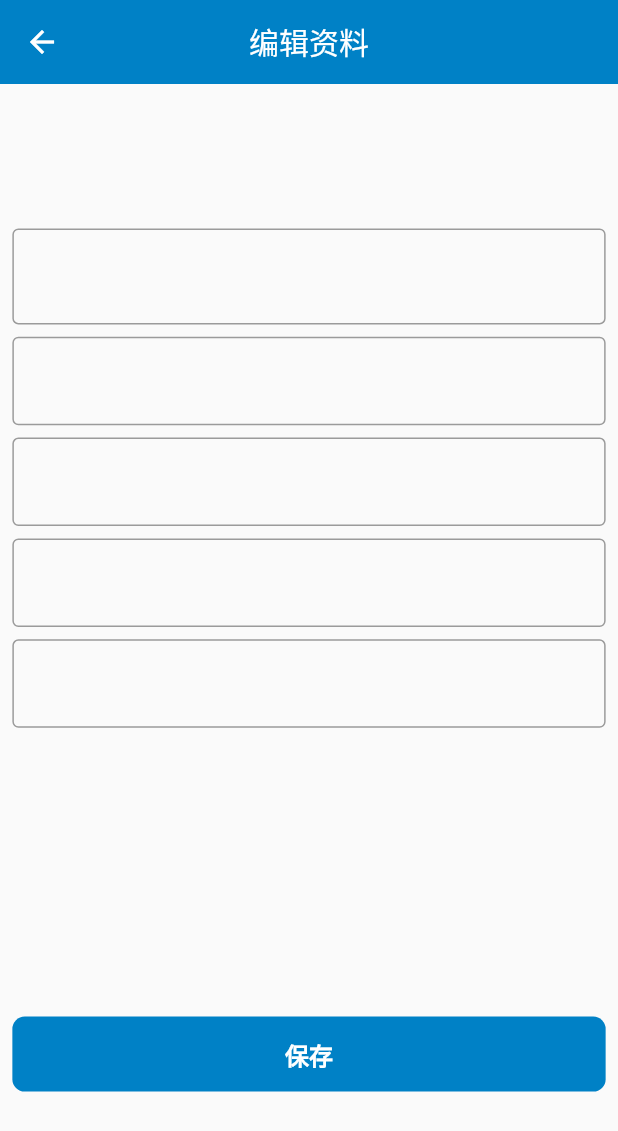
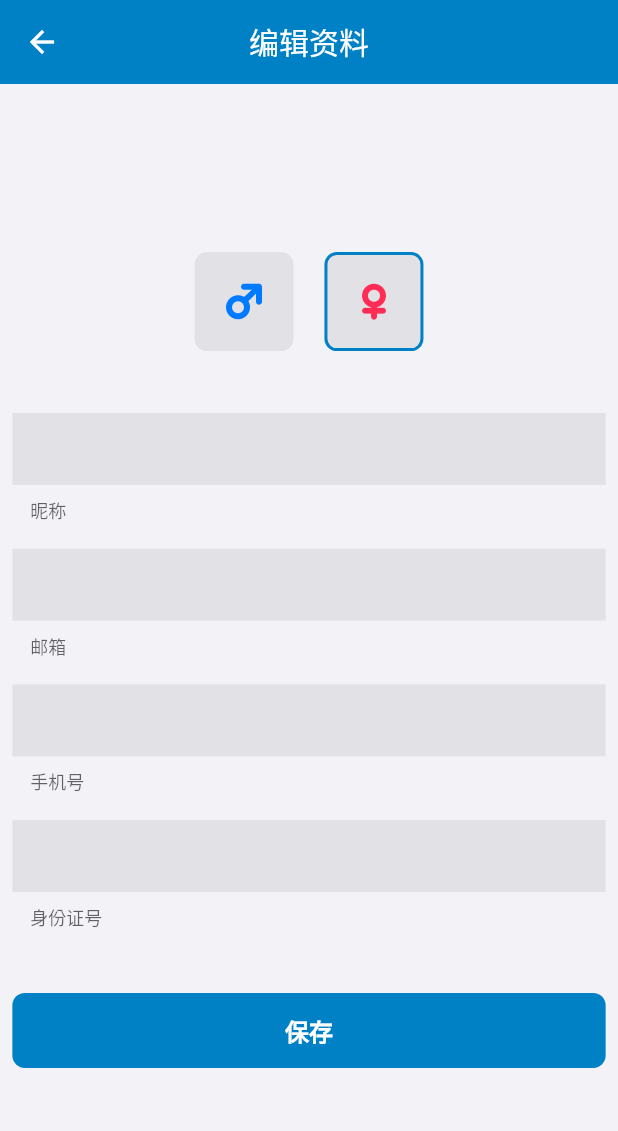
Before and after one commit to BloodLucia/flutter_smart_city, a Flutter app: the EditProfileView screen opened directly, on a phone screen of 412 x 824 dp. Shown: the top 1131 px of the screen. Run offline on Flutter 3.47's test engine with Material 2 defaults, Android fonts, the phone set to English and light mode, and no system bars; our stand-ins replace cached_network_image, dartz, device_preview, dio, flutter_dotenv, get and 1 more; missing offline and left inert: flutter_swiper_null_safety_flutter3; accounts and stored records are empty.

Commit message:
完成编辑资料界面UI

```diff
--- a/lib/core/constants/iconfont.dart
+++ b/lib/core/constants/iconfont.dart
@@ -26,4 +26,16 @@ class IconFont {
     fontFamily: 'IconFont',
     matchTextDirection: true,
   );
+
+  static const male = IconData(
+    0xe638,
+    fontFamily: 'IconFont',
+    matchTextDirection: true,
+  );
+
+  static const female = IconData(
+    0xe639,
+    fontFamily: 'IconFont',
+    matchTextDirection: true,
+  );
 }
--- a/lib/core/constants/ui_constants.dart
+++ b/lib/core/constants/ui_constants.dart
@@ -1,7 +1,3 @@
-import 'package:flutter/material.dart';
-
 class UIConstants {
   const UIConstants._();
-
-  static const bottomSpacingNormal = EdgeInsets.only(bottom: 20);
 }
--- /dev/null
+++ b/lib/core/widgets/grey_with_opacity_button.dart
@@ -0,0 +1,11 @@
+import 'package:flutter/material.dart';
+
+class GreyWithOpacityButton extends GestureDetector {
+  GreyWithOpacityButton({
+    Key? key,
+    VoidCallback? onTap,
+  }) : super(
+          key: key,
+          onTap: onTap,
+        );
+}
--- /dev/null
+++ b/lib/core/widgets/opacity_input_decoration.dart
@@ -0,0 +1,12 @@
+import 'package:flutter/material.dart';
+import 'package:smart_city_getx/core/extensions/extensions.dart';
+
+InputDecoration opacityInputDecoration(BuildContext context) {
+  return InputDecoration(
+    filled: true,
+    fillColor: context.grey4.withOpacity(0.5),
+    border: InputBorder.none,
+    enabledBorder: InputBorder.none,
+    focusedBorder: InputBorder.none,
+  );
+}
--- a/lib/features/profile/widgets/edit_profile_view.dart
+++ b/lib/features/profile/widgets/edit_profile_view.dart
@@ -1,6 +1,9 @@
 import 'package:flutter/material.dart';
+import 'package:smart_city_getx/core/constants/iconfont.dart';
 import 'package:smart_city_getx/core/extensions/extensions.dart';
+import 'package:smart_city_getx/core/widgets/opacity_input_decoration.dart';
 import 'package:smart_city_getx/core/widgets/rounded_button.dart';
+import 'package:smart_city_getx/features/profile/widgets/gender_container.dart';
 
 class EditProfileView extends StatelessWidget {
   const EditProfileView({super.key});
@@ -8,35 +11,91 @@ class EditProfileView extends StatelessWidget {
   @override
   Widget build(BuildContext context) {
     return Scaffold(
+      backgroundColor: context.groupedBackground,
       appBar: AppBar(title: const Text('编辑资料')),
       body: SafeArea(
-        child: Padding(
-          padding: context.horizontalMarginLow,
+        child: Center(
+          child: SingleChildScrollView(
+            padding: context.horizontalPaddingLow,
             child: Column(
-            mainAxisAlignment: MainAxisAlignment.spaceAround,
               children: [
+                /// 选择性别
+                Row(
+                  mainAxisAlignment: MainAxisAlignment.center,
+                  children: [
+                    // Container(
+                    //   alignment: Alignment.center,
+                    //   width: 66,
+                    //   height: 66,
+                    //   decoration: BoxDecoration(
+                    //     borderRadius: context.lowBorderRadius,
+                    //     color: context.grey4.withOpacity(0.5),
+                    //     border:
+                    //         Border.all(color: context.primaryColor, width: 2),
+                    //   ),
+                    //   child: Icon(IconFont.male, color: context.blue),
+                    // ),
+                    // context.emptySizedWidthBoxNormal,
+                    // Container(
+                    //   alignment: Alignment.center,
+                    //   width: 66,
+                    //   height: 66,
+                    //   decoration: BoxDecoration(
+                    //     borderRadius: context.lowBorderRadius,
+                    //     color: context.grey4.withOpacity(0.5),
+                    //     // border: Border.all(
+                    //     //   color: context.primaryColor,
+                    //     //   width: 2,
+                    //     // ),
+                    //   ),
+                    //   child: Icon(IconFont.female, color: context.pink),
+                    // ),
+                    GenderContainer(
+                      context: context,
+                      icon: IconFont.male,
+                      isSelected: false,
+                      gender: 0,
+                    ),
+                    context.emptySizedWidthBoxNormal,
+                    GenderContainer(
+                      context: context,
+                      icon: IconFont.female,
+                      isSelected: true,
+                      gender: 1,
+                    ),
+                  ],
+                ),
+                context.emptySizedHeightBoxNormal,
                 Form(
                   child: Column(
                     children: [
                       TextFormField(
-                      decoration: const InputDecoration(
-                        prefix: Text('昵称'),
-                        border: OutlineInputBorder(),
+                        decoration: opacityInputDecoration(context)
+                            .copyWith(helperText: '昵称'),
                       ),
+                      context.emptySizedHeightBoxLow2x,
+                      TextFormField(
+                        decoration: opacityInputDecoration(context)
+                            .copyWith(helperText: '邮箱'),
                       ),
-                    context.emptySizedHeightBoxLow,
-                    TextFormField(),
-                    context.emptySizedHeightBoxLow,
-                    TextFormField(),
-                    context.emptySizedHeightBoxLow,
-                    TextFormField(),
-                    context.emptySizedHeightBoxLow,
-                    TextFormField(),
+                      context.emptySizedHeightBoxLow2x,
+                      TextFormField(
+                        decoration: opacityInputDecoration(context)
+                            .copyWith(helperText: '手机号'),
+                      ),
+                      context.emptySizedHeightBoxLow2x,
+                      TextFormField(
+                        decoration: opacityInputDecoration(context)
+                            .copyWith(helperText: '身份证号'),
+                      ),
                     ],
                   ),
                 ),
+                context.emptySizedHeightBoxNormal,
+
                 RoundedButton(context: context, text: '保存'),
               ],
+            ),
           ),
         ),
       ),
--- /dev/null
+++ b/lib/features/profile/widgets/gender_container.dart
@@ -0,0 +1,29 @@
+import 'package:flutter/material.dart';
+import 'package:smart_city_getx/core/extensions/extensions.dart';
+
+class GenderContainer extends GestureDetector {
+  GenderContainer({
+    Key? key,
+    required BuildContext context,
+    required IconData icon,
+    required bool isSelected,
+    required int gender,
+    Function(int gender)? onTap,
+  }) : super(
+          key: key,
+          child: Container(
+            alignment: Alignment.center,
+            width: 66,
+            height: 66,
+            decoration: BoxDecoration(
+              borderRadius: context.lowBorderRadius,
+              color: context.grey4.withOpacity(0.5),
+              border: Border.all(
+                color: isSelected ? context.primaryColor : Colors.transparent,
+                width: 2,
+              ),
+            ),
+            child: Icon(icon, color: gender == 0 ? context.blue : context.pink),
+          ),
+        );
+}
```
Also changed, not shown: assets/fonts/iconfont.ttf. Lines whose indentation alone changed are shown as unchanged.
